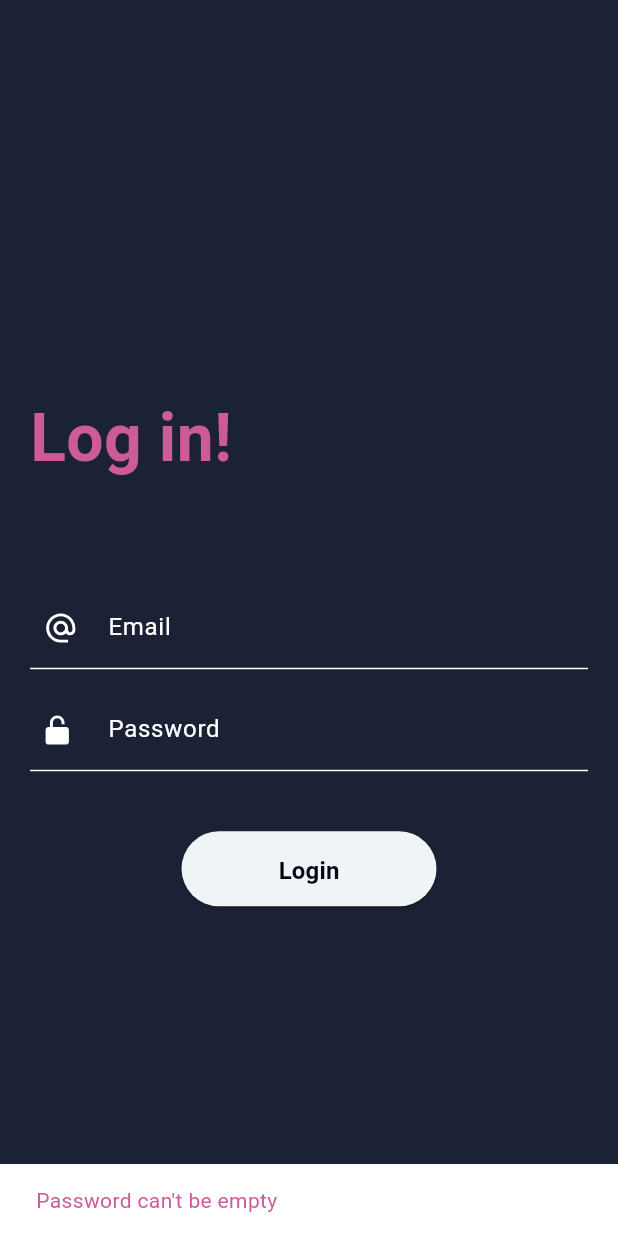
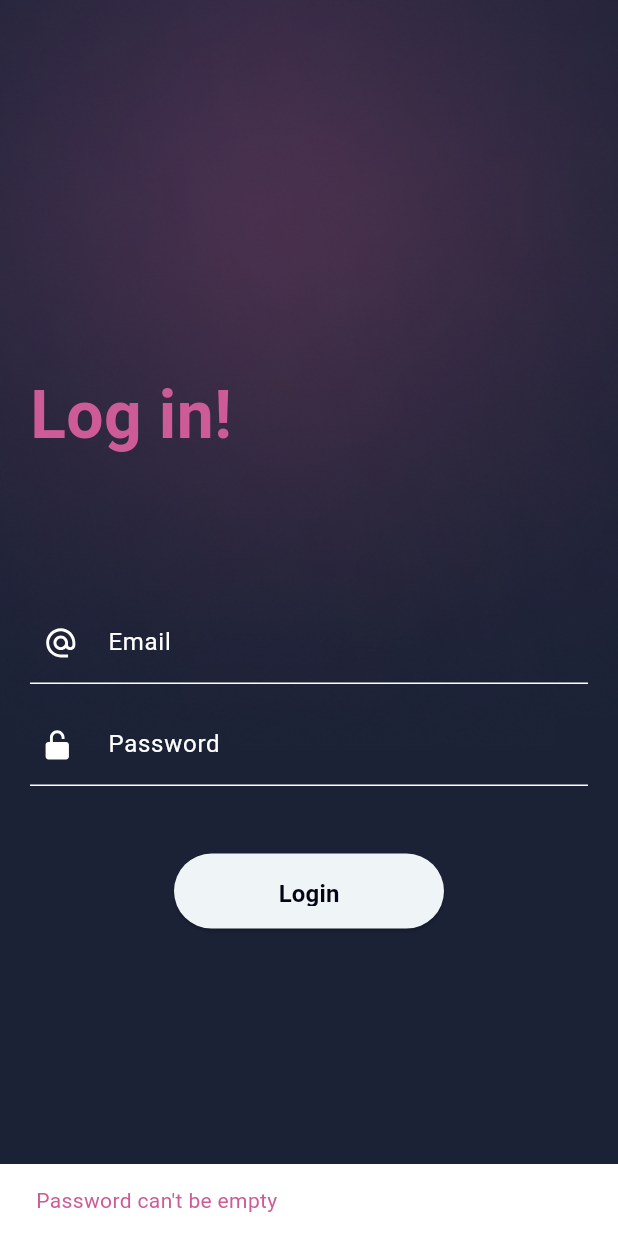
Before and after one commit to MohammadAzeem7890/logintask, a Flutter app: the screen it shows after launch, after a tap on "Login", on a phone screen of 412 x 824 dp. Run offline on Flutter 3.47's test engine with Material 3 defaults, Android fonts, the phone set to English and light mode, and no system bars; our stand-ins replace firebase_auth, firebase_core, flutter_bloc, flutter_svg; accounts and stored records are empty.

Commit message:
finalize the app UI, and functionality, test the app

```diff
--- a/lib/helper_functions/global_functions.dart
+++ b/lib/helper_functions/global_functions.dart
@@ -1,6 +1,10 @@
+import 'package:firebase_core/firebase_core.dart';
 import 'package:flutter/material.dart';
+import 'package:flutter/services.dart';
 import 'package:login_task/utils/app_colors.dart';
 import 'package:login_task/views/widgets/primary_text.dart';
+
+import '../firebase_options.dart';
 
 void showSnackBar(message, BuildContext context) {
   final snackBar = SnackBar(
@@ -13,3 +17,20 @@ void showSnackBar(message, BuildContext context) {
   // show the SnackBar
   ScaffoldMessenger.of(context).showSnackBar(snackBar);
 }
+
+
+initializeFirebase() async {
+  await Firebase.initializeApp(
+    options: DefaultFirebaseOptions.currentPlatform,
+  );
+}
+
+setStatusBarColor() {
+  SystemChrome.setSystemUIOverlayStyle(
+    const SystemUiOverlayStyle(
+      statusBarColor: AppColors.backgroundColor,
+      statusBarIconBrightness: Brightness.light,
+      statusBarBrightness: Brightness.dark,
+    ),
+  );
+}
--- a/lib/helper_functions/handle_exceptions.dart
+++ b/lib/helper_functions/handle_exceptions.dart
@@ -1,4 +1,3 @@
-import 'package:firebase_auth/firebase_auth.dart';
 
 import '../utils/constants.dart';
 import 'auth_error_type.dart';
@@ -13,7 +12,7 @@ class HandleExceptions {
       case AuthErrorType.wrongPassword:
         return Constants.wrongPasswordError;
       case AuthErrorType.invalidCredential:
-        return Constants.invalidCredentialsError;
+        return Constants.invalidCredentialsErrorMessage;
       case AuthErrorType.unknown:
       default:
         return Constants.unDefinedError;
--- a/lib/main.dart
+++ b/lib/main.dart
@@ -1,15 +1,11 @@
-import 'dart:developer';
 
-import 'package:firebase_core/firebase_core.dart';
 import 'package:flutter/material.dart';
-import 'package:flutter/services.dart';
 import 'package:flutter_bloc/flutter_bloc.dart';
-import 'package:login_task/utils/app_colors.dart';
 import 'package:login_task/views/home_screen/home_screen.dart';
 import 'package:login_task/views/login_screen/login_bloc.dart';
 import 'package:login_task/views/login_screen/login_screen.dart';
 
-import 'firebase_options.dart';
+import 'helper_functions/global_functions.dart';
 
 void main() {
   WidgetsFlutterBinding.ensureInitialized();
@@ -18,26 +14,9 @@ void main() {
   runApp(const MyApp());
 }
 
-initializeFirebase() async {
-  await Firebase.initializeApp(
-    options: DefaultFirebaseOptions.currentPlatform,
-  );
-}
-
-setStatusBarColor() {
-  SystemChrome.setSystemUIOverlayStyle(
-    const SystemUiOverlayStyle(
-      statusBarColor: AppColors.backgroundColor,
-      statusBarIconBrightness: Brightness.light,
-      statusBarBrightness: Brightness.dark,
-    ),
-  );
-}
-
 class MyApp extends StatelessWidget {
   const MyApp({super.key});
 
-  // This widget is the root of your application.
   @override
   Widget build(BuildContext context) {
     return BlocProvider(
@@ -49,7 +28,7 @@ class MyApp extends StatelessWidget {
           colorScheme: ColorScheme.fromSeed(seedColor: Colors.white),
           useMaterial3: true,
         ),
-        home: LoginScreen(),
+        home: const LoginScreen(),
         routes: {
           '/home': (context) => const HomeScreen(),
         },
--- a/lib/utils/app_assets.dart
+++ b/lib/utils/app_assets.dart
@@ -1,6 +1,8 @@
 class AppAssets {
   static const String svgImagePath = "assets/svgs/";
+  static const String baseImagePath = "assets/images/";
   static const String emailIcon = 'email-icon.svg';
   static const String passwordIcon = 'password-icon.svg';
   static const String loginBackgroundGradient = 'login-background-gradient.svg';
+  static const String loginBackgroundImage = 'login-background-image.png';
 }
--- a/lib/utils/constants.dart
+++ b/lib/utils/constants.dart
@@ -5,11 +5,14 @@ class Constants {
   static const emailEmptyError = "Email can't be empty";
   static const emailFormatError = "Please match following email format";
   static const unDefinedError = "An undefined error occurred";
-  static const invalidCredentialsError = "The provided credentials are invalid. Please try again.";
+  static const invalidCredentialsErrorMessage = "The provided credentials are invalid. Please try again.";
   static const wrongPasswordError = "Wrong password provided for that user.";
   static const emailNotRegisteredError = "No user found for that email. Please register first.";
   static const invalidEmailError = "The email address is not valid.";
   static const emailAlreadyInUseErrorCode = "email-already-in-use";
-  static const creatingNewUserMessage = "User not found. Proceeding to register the user.";
+  static const creatingNewUserMessage = "User not found. Proceeding to register the user...";
   static const userNotFoundErrorCode = "user-not-found";
+  static const invalidCredentialsError = "invalid-credential";
+  static const loadingLoginMessage = "Signing you in, just a moment...";
+  static const registrationSuccessMessage = "Registration finished, signing in now...";
 }
--- a/lib/views/home_screen/home_screen.dart
+++ b/lib/views/home_screen/home_screen.dart
@@ -17,7 +17,9 @@ class HomeScreen extends StatelessWidget {
           crossAxisAlignment: CrossAxisAlignment.center,
           children: [
             PrimaryText(text: "Welcome to the Home Screen!"),
-            const SizedBox(height: 30,),
+            const SizedBox(
+              height: 30,
+            ),
             IconButton(
               icon: const Icon(Icons.logout),
               onPressed: () {
@@ -25,7 +27,6 @@ class HomeScreen extends StatelessWidget {
                 Navigator.pushReplacementNamed(context, '/');
               },
             ),
-
           ],
         ),
       ),
--- /dev/null
+++ b/lib/views/login_screen/login_components/login_background_image.dart
@@ -0,0 +1,19 @@
+import 'package:flutter/material.dart';
+
+import '../../../utils/app_assets.dart';
+
+class LoginBackgroundImage extends StatelessWidget {
+  const LoginBackgroundImage({super.key});
+
+  @override
+  Widget build(BuildContext context) {
+    double screenHeight = MediaQuery.of(context).size.height;
+    double screenWidth = MediaQuery.of(context).size.width;
+    return Image.asset(
+      AppAssets.baseImagePath + AppAssets.loginBackgroundImage,
+      height: screenHeight,
+      width: screenWidth,
+      fit: BoxFit.cover,
+    );
+  }
+}
--- /dev/null
+++ b/lib/views/login_screen/login_components/login_button.dart
@@ -0,0 +1,18 @@
+import 'package:flutter/material.dart';
+
+import '../../widgets/primary_button.dart';
+
+class LoginButton extends StatelessWidget {
+  Function() onPressed;
+  LoginButton({super.key, required this.onPressed});
+
+  @override
+  Widget build(BuildContext context) {
+    return Padding(
+      padding: const EdgeInsets.only(top: 20),
+      child: PrimaryButton(
+          text: "Login",
+          onPressed: onPressed),
+    );
+  }
+}
--- a/lib/views/login_screen/login_screen.dart
+++ b/lib/views/login_screen/login_screen.dart
@@ -1,13 +1,14 @@
-import 'package:flutter/cupertino.dart';
 import 'package:flutter/material.dart';
 import 'package:flutter_bloc/flutter_bloc.dart';
 import 'package:login_task/utils/app_assets.dart';
 import 'package:login_task/utils/app_colors.dart';
 import 'package:login_task/validations/validations.dart';
-import 'package:login_task/views/home_screen/home_screen.dart';
 import 'package:login_task/views/login_screen/login_bloc.dart';
+import 'package:login_task/views/login_screen/login_components/login_background_image.dart';
+import 'package:login_task/views/login_screen/login_components/login_button.dart';
+import 'package:login_task/views/login_screen/login_components/login_error_message.dart';
+import 'package:login_task/views/login_screen/login_components/login_progress_widget.dart';
 import 'package:login_task/views/login_screen/login_state.dart';
-import 'package:login_task/views/widgets/primary_button.dart';
 import 'package:login_task/views/widgets/primary_text.dart';
 import 'package:login_task/views/widgets/primary_textfield.dart';
 
@@ -35,11 +36,15 @@ class _LoginScreenState extends State<LoginScreen> {
   @override
   Widget build(BuildContext context) {
     double screenHeight = MediaQuery.of(context).size.height;
-
     return SafeArea(
         child: Scaffold(
       backgroundColor: AppColors.backgroundColor,
-      body: Padding(
+      resizeToAvoidBottomInset: false,
+      body: Stack(
+        clipBehavior: Clip.none,
+        children: [
+          const LoginBackgroundImage(),
+          Padding(
             padding: const EdgeInsets.symmetric(horizontal: 20.0),
             child: Column(
               crossAxisAlignment: CrossAxisAlignment.center,
@@ -58,7 +63,7 @@ class _LoginScreenState extends State<LoginScreen> {
                   ),
                 ),
                 SizedBox(
-              height: screenHeight * 0.09,
+                  height: screenHeight * 0.12,
                 ),
                 PrimaryTextField(
                   controller: _emailController,
@@ -73,13 +78,13 @@ class _LoginScreenState extends State<LoginScreen> {
                   controller: _passwordController,
                   hintText: "Password",
                   onSubmit: (value) {
-                debugPrint("hit");
                     final loginCubit = context.read<LoginCubit>();
                     loginCubit.validateLogin(
                       _emailController.text.trim(),
                       _passwordController.text.trim(),
                       context,
                     );
+                    return null;
                   },
                   prefixIcon: AppAssets.passwordIcon,
                   textInputAction: TextInputAction.done,
@@ -88,43 +93,40 @@ class _LoginScreenState extends State<LoginScreen> {
                   validator: Validations.validatePassword,
                 ),
                 const SizedBox(
-              height: 20,
+                  height: 25,
                 ),
                 BlocConsumer<LoginCubit, LoginState>(builder: (context, state) {
                   if (state is LoginLoading) {
-                return const CircularProgressIndicator(
-                  color: AppColors.whiteColor,
-                );
+                    return LoginProgressWidget(message: state.message);
+                  } else if (state is RegisterLoading) {
+                    return LoginProgressWidget(message: state.message);
+                  } else if (state is RegistrationSuccess) {
+                    LoginProgressWidget(message: state.message);
                   } else if (state is LoginFailure) {
-                return PrimaryText(
-                  align: TextAlign.center,
-                  color: Colors.red,
-                  text: state.errorMessage,
-                );
+                    return LoginErrorMessage(message: state.errorMessage);
+                  } else if (state is RegistrationFailure) {
+                    return LoginErrorMessage(message: state.errorMessage);
                   }
-              return Container();
-            }, listener: (context, state) {
-              if (state is LoginSuccess) {
-                Navigator.pushReplacementNamed(context, '/home');
-              }
-            }),
-            const SizedBox(
-              height: 20,
-            ),
-            PrimaryButton(
-                text: "Login",
-                onPressed: () {
-                  debugPrint("hit");
+                  return state is! LoginLoading || state is! RegisterLoading
+                      ? LoginButton(onPressed: () {
                           final loginCubit = context.read<LoginCubit>();
                           loginCubit.validateLogin(
                             _emailController.text.trim(),
                             _passwordController.text.trim(),
                             context,
                           );
+                        })
+                      : Container();
+                }, listener: (context, state) {
+                  if (state is LoginSuccess) {
+                    Navigator.pushReplacementNamed(context, '/home');
+                  }
                 }),
               ],
             ),
           ),
+        ],
+      ),
     ));
   }
 }
--- a/lib/views/login_screen/login_state.dart
+++ b/lib/views/login_screen/login_state.dart
@@ -4,7 +4,10 @@ abstract class LoginState {}
 
 class LoginInitial extends LoginState {}
 
-class LoginLoading extends LoginState {}
+class LoginLoading extends LoginState {
+  final String message;
+  LoginLoading(this.message);
+}
 
 class LoginSuccess extends LoginState {
   final User? user;
@@ -17,3 +20,22 @@ class LoginFailure extends LoginState {
 
   LoginFailure(this.errorMessage);
 }
+
+class RegisterInitial extends LoginState {}
+
+class RegisterLoading extends LoginState {
+  final String message;
+  RegisterLoading(this.message);
+}
+
+class RegistrationSuccess extends LoginState {
+  final User? user;
+  final String message;
+  RegistrationSuccess(this.user, this.message);
+}
+
+class RegistrationFailure extends LoginState {
+  final String errorMessage;
+
+  RegistrationFailure(this.errorMessage);
+}
--- a/lib/views/widgets/primary_button.dart
+++ b/lib/views/widgets/primary_button.dart
@@ -11,7 +11,7 @@ class PrimaryButton extends StatelessWidget {
   @override
   Widget build(BuildContext context) {
     return SizedBox(
-      width: 170,
+      width: 180,
       height: 50,
       child: ElevatedButton(
         onPressed: onPressed,
--- a/lib/views/widgets/primary_textfield.dart
+++ b/lib/views/widgets/primary_textfield.dart
@@ -1,8 +1,4 @@
-import 'package:flutter/cupertino.dart';
 import 'package:flutter/material.dart';
-import 'package:flutter/services.dart';
-import 'package:flutter/widgets.dart';
-import 'package:login_task/utils/app_assets.dart';
 import 'package:login_task/utils/app_colors.dart';
 import 'package:login_task/views/widgets/primary_svg_image.dart';
 
--- a/pubspec.yaml
+++ b/pubspec.yaml
@@ -39,6 +39,7 @@ dependencies:
   firebase_auth: ^5.1.4
   flutter_bloc: ^8.1.6
 
+  flutter_svg: any
 dev_dependencies:
   flutter_test:
     sdk: flutter
@@ -49,7 +50,6 @@ dev_dependencies:
   # package. See that file for information about deactivating specific lint
   # rules and activating additional ones.
   flutter_lints: ^3.0.0
-  flutter_svg: ^2.0.10+1
 
 
 # For information on the generic Dart part of this file, see the
@@ -66,6 +66,7 @@ flutter:
   # To add assets to your application, add an assets section, like this:
   assets:
    - assets/svgs/
+   - assets/images/
   #   - images/a_dot_ham.jpeg
 
   # An image asset can refer to one or more resolution-specific "variants", see
```
Also changed, not shown: lib/network/network.dart (+4 -36 lines), lib/views/login_screen/login_bloc.dart (+15 -12 lines), lib/views/login_screen/login_components/login_error_message.dart (added, +18 -0 lines), lib/views/login_screen/login_components/login_progress_widget.dart (added, +27 -0 lines), assets/images/login-background-image.png (added), pubspec.lock. Lines whose indentation alone changed are shown as unchanged.
